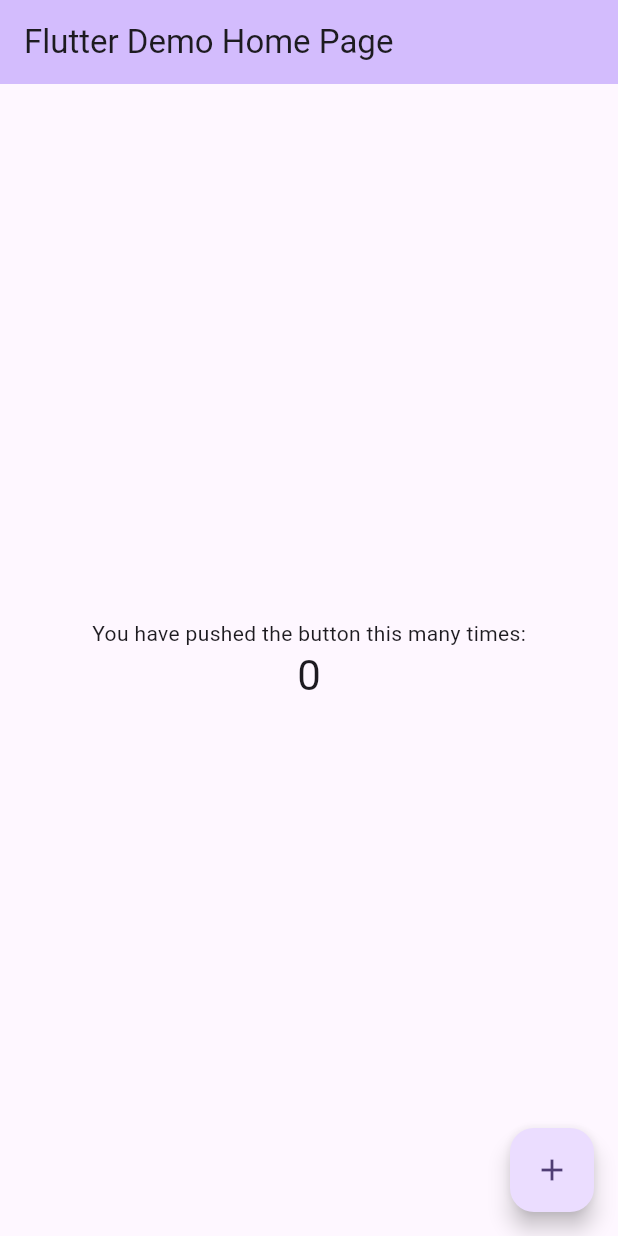
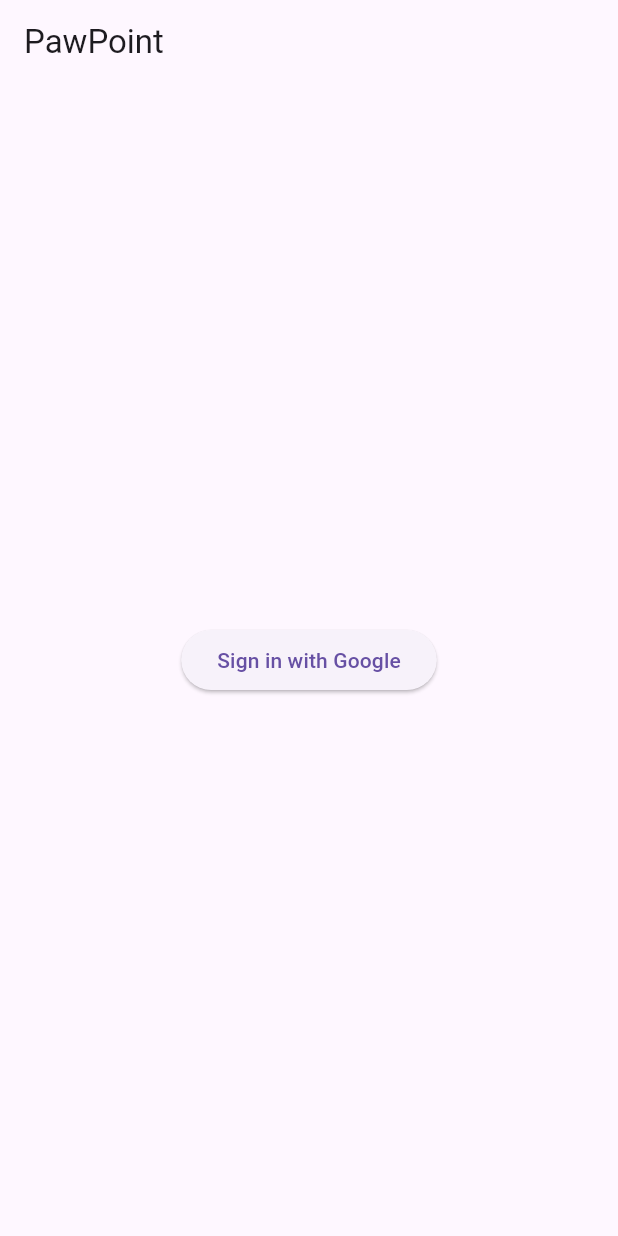
Before and after one commit to heonrim/pawpoint, a Flutter app: the screen it shows after launch, on a phone screen of 412 x 824 dp. Run offline on Flutter 3.47's test engine with Material 3 defaults, Android fonts, the light colour scheme and no system bars; our stand-ins replace firebase_auth, firebase_core, google_sign_in; accounts and stored records are empty.

Commit message:
chore: update google_sign_in dependency to version 6.2.1

```diff
--- /dev/null
+++ b/devtools_options.yaml
@@ -0,0 +1,3 @@
+description: This file stores settings for Dart & Flutter DevTools.
+documentation: https://docs.flutter.dev/tools/devtools/extensions#configure-extension-enablement-states
+extensions:
--- a/lib/main.dart
+++ b/lib/main.dart
@@ -1,125 +1,21 @@
 import 'package:flutter/material.dart';
+import 'package:firebase_core/firebase_core.dart';
+import 'screens/login_screen.dart';
 
-void main() {
+void main() async {
+  WidgetsFlutterBinding.ensureInitialized();
+  await Firebase.initializeApp();
   runApp(const MyApp());
 }
 
 class MyApp extends StatelessWidget {
   const MyApp({super.key});
 
-  // This widget is the root of your application.
   @override
   Widget build(BuildContext context) {
     return MaterialApp(
-      title: 'Flutter Demo',
-      theme: ThemeData(
-        // This is the theme of your application.
-        //
-        // TRY THIS: Try running your application with "flutter run". You'll see
-        // the application has a purple toolbar. Then, without quitting the app,
-        // try changing the seedColor in the colorScheme below to Colors.green
-        // and then invoke "hot reload" (save your changes or press the "hot
-        // reload" button in a Flutter-supported IDE, or press "r" if you used
-        // the command line to start the app).
-        //
-        // Notice that the counter didn't reset back to zero; the application
-        // state is not lost during the reload. To reset the state, use hot
-        // restart instead.
-        //
-        // This works for code too, not just values: Most code changes can be
-        // tested with just a hot reload.
-        colorScheme: ColorScheme.fromSeed(seedColor: Colors.deepPurple),
-        useMaterial3: true,
-      ),
-      home: const MyHomePage(title: 'Flutter Demo Home Page'),
+      title: 'PawPoint',
+      home: LoginScreen(),
     );
   }
 }
-
-class MyHomePage extends StatefulWidget {
-  const MyHomePage({super.key, required this.title});
-
-  // This widget is the home page of your application. It is stateful, meaning
-  // that it has a State object (defined below) that contains fields that affect
-  // how it looks.
-
-  // This class is the configuration for the state. It holds the values (in this
-  // case the title) provided by the parent (in this case the App widget) and
-  // used by the build method of the State. Fields in a Widget subclass are
-  // always marked "final".
-
-  final String title;
-
-  @override
-  State<MyHomePage> createState() => _MyHomePageState();
-}
-
-class _MyHomePageState extends State<MyHomePage> {
-  int _counter = 0;
-
-  void _incrementCounter() {
-    setState(() {
-      // This call to setState tells the Flutter framework that something has
-      // changed in this State, which causes it to rerun the build method below
-      // so that the display can reflect the updated values. If we changed
-      // _counter without calling setState(), then the build method would not be
-      // called again, and so nothing would appear to happen.
-      _counter++;
-    });
-  }
-
-  @override
-  Widget build(BuildContext context) {
-    // This method is rerun every time setState is called, for instance as done
-    // by the _incrementCounter method above.
-    //
-    // The Flutter framework has been optimized to make rerunning build methods
-    // fast, so that you can just rebuild anything that needs updating rather
-    // than having to individually change instances of widgets.
-    return Scaffold(
-      appBar: AppBar(
-        // TRY THIS: Try changing the color here to a specific color (to
-        // Colors.amber, perhaps?) and trigger a hot reload to see the AppBar
-        // change color while the other colors stay the same.
-        backgroundColor: Theme.of(context).colorScheme.inversePrimary,
-        // Here we take the value from the MyHomePage object that was created by
-        // the App.build method, and use it to set our appbar title.
-        title: Text(widget.title),
-      ),
-      body: Center(
-        // Center is a layout widget. It takes a single child and positions it
-        // in the middle of the parent.
-        child: Column(
-          // Column is also a layout widget. It takes a list of children and
-          // arranges them vertically. By default, it sizes itself to fit its
-          // children horizontally, and tries to be as tall as its parent.
-          //
-          // Column has various properties to control how it sizes itself and
-          // how it positions its children. Here we use mainAxisAlignment to
-          // center the children vertically; the main axis here is the vertical
-          // axis because Columns are vertical (the cross axis would be
-          // horizontal).
-          //
-          // TRY THIS: Invoke "debug painting" (choose the "Toggle Debug Paint"
-          // action in the IDE, or press "p" in the console), to see the
-          // wireframe for each widget.
-          mainAxisAlignment: MainAxisAlignment.center,
-          children: <Widget>[
-            const Text(
-              'You have pushed the button this many times:',
-            ),
-            Text(
-              '$_counter',
-              style: Theme.of(context).textTheme.headlineMedium,
-            ),
-          ],
-        ),
-      ),
-      floatingActionButton: FloatingActionButton(
-        onPressed: _incrementCounter,
-        tooltip: 'Increment',
-        child: const Icon(Icons.add),
-      ), // This trailing comma makes auto-formatting nicer for build methods.
-    );
-  }
-}
--- /dev/null
+++ b/lib/screens/login_screen.dart
@@ -0,0 +1,36 @@
+import 'package:flutter/material.dart';
+import 'package:firebase_auth/firebase_auth.dart';
+import 'package:google_sign_in/google_sign_in.dart';
+import '../services/auth_service.dart';
+
+class LoginScreen extends StatelessWidget {
+  LoginScreen({Key? key}) : super(key: key);
+
+  final AuthService _authService = AuthService();
+
+  @override
+  Widget build(BuildContext context) {
+    return Scaffold(
+      appBar: AppBar(
+        title: Text('PawPoint'),
+      ),
+      body: Center(
+        child: ElevatedButton(
+          onPressed: () async {
+            try {
+              await _authService.signInWithGoogle();
+              // 登入成功後導航到主頁面
+              if (FirebaseAuth.instance.currentUser != null) {
+                Navigator.pushReplacementNamed(context, '/home');
+              }
+            } catch (error) {
+              print('Login error: $error');
+              // 顯示錯誤消息給用戶
+            }
+          },
+          child: Text('Sign in with Google'),
+        ),
+      ),
+    );
+  }
+}
--- a/pubspec.yaml
+++ b/pubspec.yaml
@@ -35,6 +35,7 @@ dependencies:
   cloud_firestore:
   firebase_storage:
   firebase_messaging:
+  google_sign_in: ^6.2.1
   provider:
 
   # The following adds the Cupertino Icons font to your application.
```
Also changed, not shown: lib/services/auth_service.dart (added, +31 -0 lines), pubspec.lock, 7 other files.
